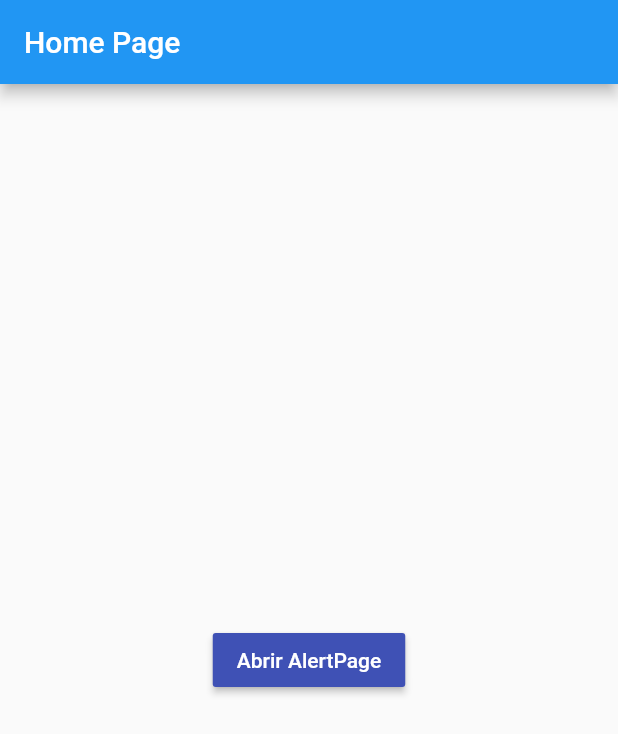
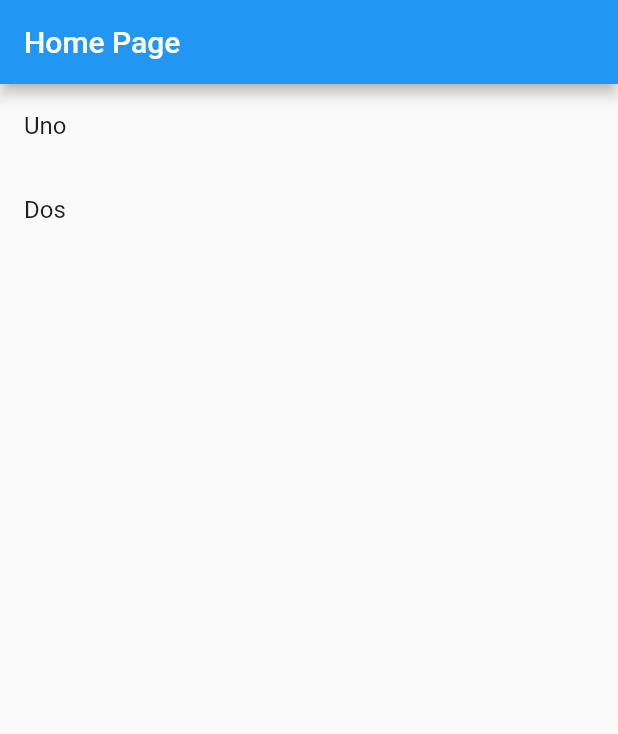
Before and after one commit to elialejandro/componentes-flutter, a Flutter app: the screen it shows after launch, on a phone screen of 412 x 824 dp. Shown: the top 734 px of the screen. Run offline on Flutter 3.47's test engine with Material 2 defaults, Android fonts, the phone set to English and light mode, and no system bars.

```diff
--- a/lib/src/pages/home_page.dart
+++ b/lib/src/pages/home_page.dart
@@ -10,26 +10,27 @@ class HomePage extends StatelessWidget {
       appBar: AppBar(
         title: Text('Home Page'),
       ),
-      body: Center(
-        child: RaisedButton(
-          child: Text('Abrir AlertPage'),
-          color: Colors.indigo,
-          textColor: Colors.white,
-          onPressed: () {
-            // final route = MaterialPageRoute(
-            //   builder: (context) {
-            //     return AlertPage();
-            //   }
-            // );
-
-            // Navigator.push(context, route);
-
-            Navigator.pushNamed(context, 'alert');
-
-          },
-        ),
-      ),
+      body: _crearMenu(),
     );
   }
 
+  ListView _crearMenu() {
+    return ListView(
+      children: _crearItems(),
+    );
+  }
+
+  List<Widget> _crearItems() {
+
+    return [
+      ListTile(
+        title: Text('Uno'),
+      ),
+      ListTile(
+        title: Text('Dos'),
+      ),
+    ];
+
+  }
+
 }
--- a/pubspec.yaml
+++ b/pubspec.yaml
@@ -41,7 +41,8 @@ flutter:
   uses-material-design: true
 
   # To add assets to your application, add an assets section, like this:
-  # assets:
+  assets:
+    - data/menu.json
   #  - images/a_dot_burr.jpeg
   #  - images/a_dot_ham.jpeg
 
```
Also changed, not shown: lib/src/providers/menu_provider.dart (added, +22 -0 lines).
